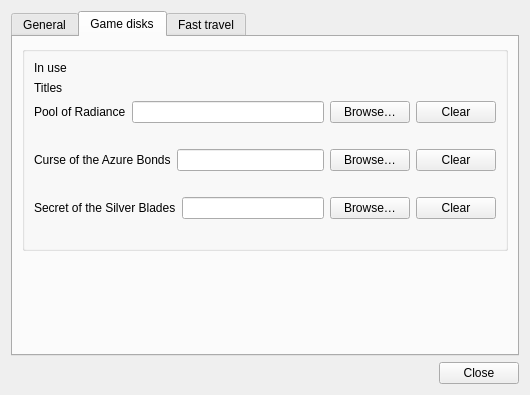
malcyon/wish, file wish/preferences.ui: the form before one commit.
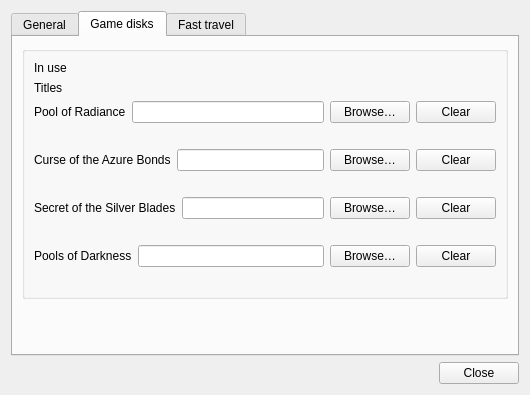
The form after the commit. The open tabs and pages were chosen to show the change.

Commit message: Give Pools of Darkness its own game-disks folder in Preferences when the experimental Amiga backend is on, so the window can switch to it (#804)

Diff of the .ui file:
```diff
--- a/wish/preferences.ui
+++ b/wish/preferences.ui
@@ -283,6 +283,44 @@
             <property name="visible"><bool>false</bool></property>
            </widget>
           </item>
+          <item>
+           <widget class="QWidget" name="game_folder_group_pools_of_darkness">
+            <layout class="QVBoxLayout" name="game_folder_group_layout_pools_of_darkness">
+             <property name="leftMargin"><number>0</number></property>
+             <property name="topMargin"><number>0</number></property>
+             <property name="rightMargin"><number>0</number></property>
+             <property name="bottomMargin"><number>0</number></property>
+             <item>
+              <layout class="QHBoxLayout" name="game_folder_row_pools_of_darkness" stretch="0,1,0,0">
+               <item>
+                <widget class="QLabel" name="game_folder_label_pools_of_darkness">
+                 <property name="text"><string>Pools of Darkness</string></property>
+                </widget>
+               </item>
+               <item>
+                <widget class="QLineEdit" name="game_folder_edit_pools_of_darkness"/>
+               </item>
+               <item>
+                <widget class="QPushButton" name="game_folder_browse_pools_of_darkness">
+                 <property name="text"><string>Browse…</string></property>
+                </widget>
+               </item>
+               <item>
+                <widget class="QPushButton" name="game_folder_clear_pools_of_darkness">
+                 <property name="text"><string>Clear</string></property>
+                </widget>
+               </item>
+              </layout>
+             </item>
+             <item>
+              <widget class="QLabel" name="game_folder_note_pools_of_darkness">
+               <property name="wordWrap"><bool>true</bool></property>
+               <property name="visible"><bool>false</bool></property>
+              </widget>
+             </item>
+            </layout>
+           </widget>
+          </item>
          </layout>
         </widget>
        </item>
```
The commit also changes 7 other files.
